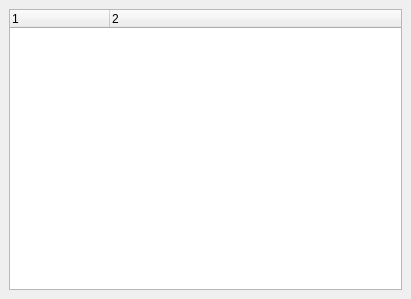
This is source/listofmolecules.ui in janvc/molconv as Qt 5 draws it before an edit. The edited form follows.
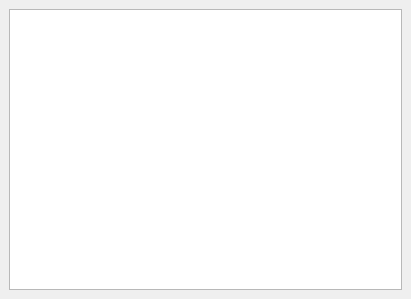
This is the edited form.

Commit message: changed the TreeWidget in the molecule list to TreeView - (not working yet)

Diff of the .ui file:
```diff
--- a/source/listofmolecules.ui
+++ b/source/listofmolecules.ui
@@ -49,7 +49,7 @@
          <number>0</number>
         </property>
         <item>
-         <widget class="QTreeWidget" name="system_tree">
+         <widget class="QTreeView" name="system_tree">
           <property name="frameShape">
            <enum>QFrame::NoFrame</enum>
           </property>
@@ -62,19 +62,6 @@
           <property name="selectionBehavior">
            <enum>QAbstractItemView::SelectRows</enum>
           </property>
-          <property name="columnCount">
-           <number>2</number>
-          </property>
-          <column>
-           <property name="text">
-            <string notr="true">1</string>
-           </property>
-          </column>
-          <column>
-           <property name="text">
-            <string notr="true">2</string>
-           </property>
-          </column>
          </widget>
         </item>
        </layout>
```
